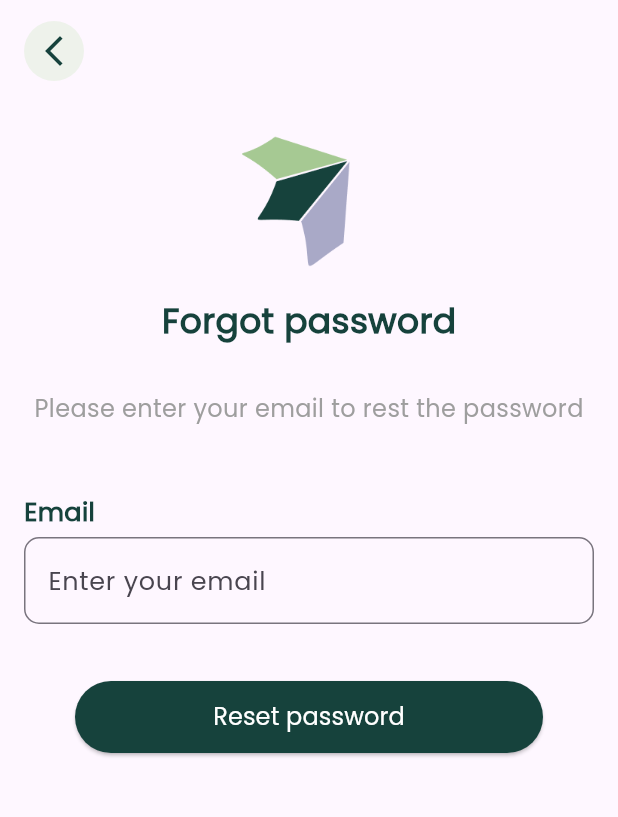
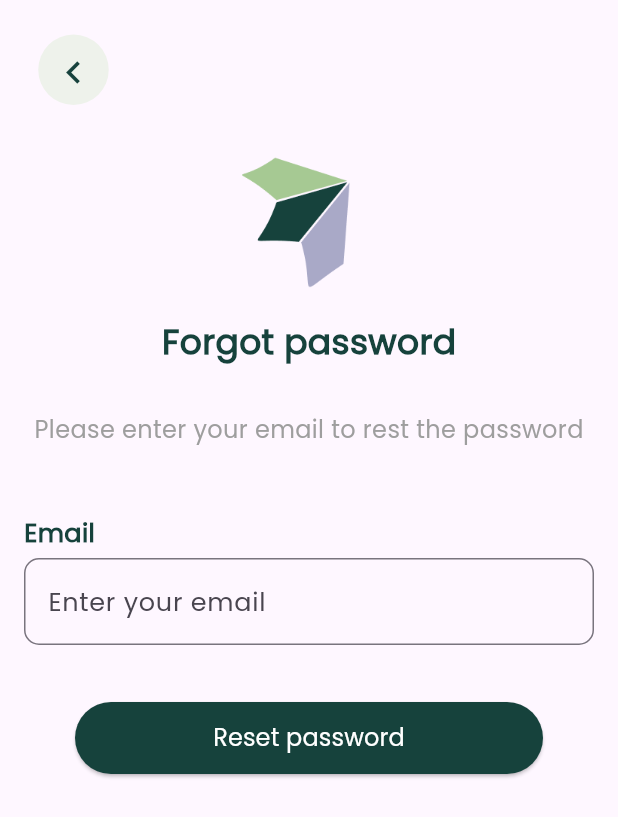
Before and after one commit to abid-sara/business_assistant, a Flutter app: the ForgotPassword screen opened by its route, on a phone screen of 412 x 824 dp. Shown: the top 817 px of the screen. Run offline on Flutter 3.47's test engine with Material 3 defaults, Android fonts, the phone set to English and light mode, and no system bars.

Commit message:
changed the structure, added the arrow

```diff
--- a/lib/screens/create_account.dart
+++ b/lib/screens/create_account.dart
@@ -1,7 +1,7 @@
 import 'package:business_assistant/screens/sign_in.dart';
 import 'package:flutter/material.dart';
 import '../style/colors.dart';
-import '../style/form.dart';
+import '../widget/form.dart';
 
 class CreateAccount extends StatefulWidget {
   const CreateAccount({super.key});
--- a/lib/screens/forgot_password.dart
+++ b/lib/screens/forgot_password.dart
@@ -1,7 +1,7 @@
 import 'package:flutter/material.dart';
-
 import '../style/colors.dart';
-import '../style/form.dart';
+import '../widget/form.dart';
+import '../widget/back_arrow.dart';
 
 class ForgotPassword extends StatelessWidget {
   ForgotPassword({super.key});
@@ -13,27 +13,7 @@ class ForgotPassword extends StatelessWidget {
   Widget build(BuildContext context) {
     return SafeArea(
       child: Scaffold(
-        appBar: AppBar(
-          leading: Container(
-            margin: const EdgeInsets.fromLTRB(16, 12, 0, 0),
-            decoration: const BoxDecoration(
-              color: AppColors.yellowGreen,
-              shape: BoxShape.circle,
-            ),
-            child: IconButton(
-              icon: const Icon(
-                Icons.arrow_back_ios_new_outlined,
-                color: AppColors.darkGreen,
-              ),
-              onPressed: () {
-                Navigator.pop(context); // Go back to the previous page
-              },
-            ),
-          ),
-          backgroundColor: Colors.transparent,
-          // Transparent background
-          elevation: 0,
-        ),
+        appBar: const BackArrow(),
         body: SingleChildScrollView(
           child: Padding(
             padding: const EdgeInsets.symmetric(horizontal: 16.0),
@@ -89,7 +69,7 @@ class ForgotPassword extends StatelessWidget {
                             style: ElevatedButton.styleFrom(
                               minimumSize: const Size(312, 48),
                               backgroundColor:
-                                  const Color(0xFF16423C), // Dark green
+                                  AppColors.darkGreen, // Dark green
                               shape: RoundedRectangleBorder(
                                 borderRadius: BorderRadius.circular(50.0),
                               ),
--- a/lib/screens/sign_in.dart
+++ b/lib/screens/sign_in.dart
@@ -1,7 +1,7 @@
 import 'package:business_assistant/screens/create_account.dart';
 import 'package:flutter/material.dart';
 import '../style/colors.dart';
-import '../style/form.dart';
+import '../widget/form.dart';
 import 'forgot_password.dart';
 
 class SignIn extends StatefulWidget {
--- a/lib/style/form.dart
+++ b/lib/widget/form.dart
@@ -1,6 +1,5 @@
 import 'package:flutter/material.dart';
-
-import 'colors.dart';
+import '../style/colors.dart';
 
 var focused = OutlineInputBorder(
   borderRadius: BorderRadius.circular(10.0),
```
Also changed, not shown: lib/widget/back_arrow.dart (renamed from lib/style/widgets.dart).
